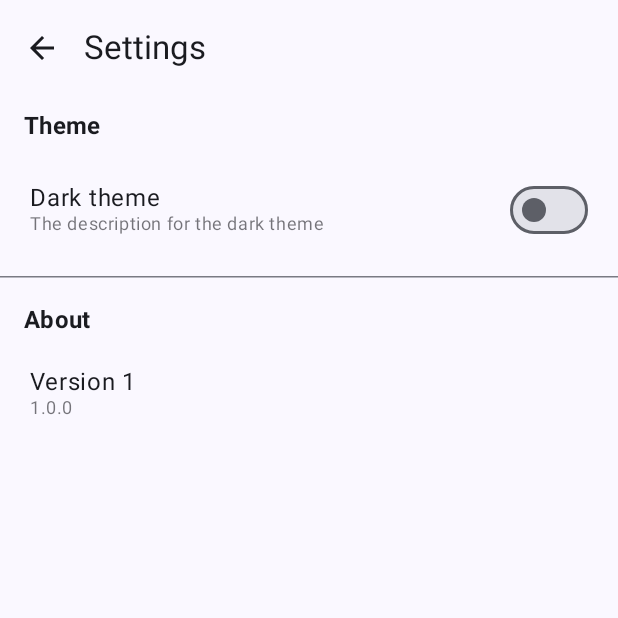
After one commit to MartvdZalm/KotobaTap, an Android app built with Jetpack Compose: the SettingsScreen screen opened through its navigation route, on a phone screen of 412 x 824 dp, the top half of it. The commit adds this screen. Run offline under Robolectric (Android 15) with nearby library versions, the phone set to English and light mode, and no system bars.

Commit message:
Updates: Dark Mode still in progress

```diff
--- a/app/src/main/java/com/example/kotobatap/MainActivity.kt
+++ b/app/src/main/java/com/example/kotobatap/MainActivity.kt
@@ -4,6 +4,7 @@ import android.os.Bundle
 import androidx.activity.ComponentActivity
 import androidx.activity.compose.setContent
 import androidx.activity.enableEdgeToEdge
+import androidx.navigation.compose.rememberNavController
 import com.example.kotobatap.ui.navigation.AppNavHost
 import com.example.kotobatap.ui.theme.KotobaTapTheme
 
@@ -13,7 +14,8 @@ class MainActivity : ComponentActivity() {
         enableEdgeToEdge()
         setContent {
             KotobaTapTheme {
-                AppNavHost()
+                val navController = rememberNavController()
+                AppNavHost(navController)
             }
         }
     }
--- a/app/src/main/java/com/example/kotobatap/TextProcessor.kt
+++ /dev/null
@@ -1,11 +0,0 @@
-package com.example.kotobatap
-
-class TextProcessor {
-    external fun highlightKanji(text: String): String
-
-    companion object {
-        init {
-            System.loadLibrary("textprocessor")
-        }
-    }
-}
--- a/app/src/main/java/com/example/kotobatap/ui/navigation/AppNavHost.kt
+++ b/app/src/main/java/com/example/kotobatap/ui/navigation/AppNavHost.kt
@@ -1,17 +1,17 @@
 package com.example.kotobatap.ui.navigation
 
 import androidx.compose.runtime.Composable
+import androidx.navigation.NavHostController
 import androidx.navigation.NavType
 import androidx.navigation.compose.NavHost
 import androidx.navigation.compose.composable
-import androidx.navigation.compose.rememberNavController
 import androidx.navigation.navArgument
 import com.example.kotobatap.ui.screens.HomeScreen
 import com.example.kotobatap.ui.screens.ReaderScreen
+import com.example.kotobatap.ui.screens.SettingsScreen
 
 @Composable
-fun AppNavHost() {
-    val navController = rememberNavController()
+fun AppNavHost(navController: NavHostController) {
 
     NavHost(
         navController = navController,
@@ -19,6 +19,7 @@ fun AppNavHost() {
     ) {
         composable("home") {
             HomeScreen(
+                navController = navController,
                 onNavigateToReader = { encodedUrl ->
                     navController.navigate("reader?url=$encodedUrl")
                 }
@@ -38,5 +39,9 @@ fun AppNavHost() {
                 onBack = { navController.popBackStack() }
             )
         }
+
+        composable("settings") {
+            SettingsScreen(onBack = { navController.popBackStack() })
+        }
     }
 }
--- a/app/src/main/java/com/example/kotobatap/ui/screens/HomeScreen.kt
+++ b/app/src/main/java/com/example/kotobatap/ui/screens/HomeScreen.kt
@@ -1,12 +1,21 @@
 package com.example.kotobatap.ui.screens
 
+import android.content.Intent
 import android.net.Uri
+import androidx.compose.foundation.BorderStroke
 import androidx.compose.foundation.layout.Column
+import androidx.compose.foundation.layout.Spacer
 import androidx.compose.foundation.layout.fillMaxWidth
+import androidx.compose.foundation.layout.height
 import androidx.compose.foundation.layout.padding
+import androidx.compose.foundation.rememberScrollState
+import androidx.compose.foundation.verticalScroll
 import androidx.compose.material3.Button
+import androidx.compose.material3.ButtonDefaults
 import androidx.compose.material3.DrawerValue
 import androidx.compose.material3.ExperimentalMaterial3Api
+import androidx.compose.material3.HorizontalDivider
+import androidx.compose.material3.MaterialTheme
 import androidx.compose.material3.ModalDrawerSheet
 import androidx.compose.material3.ModalNavigationDrawer
 import androidx.compose.material3.NavigationDrawerItem
@@ -20,14 +29,20 @@ import androidx.compose.runtime.mutableStateOf
 import androidx.compose.runtime.remember
 import androidx.compose.runtime.rememberCoroutineScope
 import androidx.compose.runtime.setValue
+import androidx.compose.ui.Alignment
 import androidx.compose.ui.Modifier
+import androidx.compose.ui.graphics.Color
+import androidx.compose.ui.platform.LocalContext
 import androidx.compose.ui.unit.dp
+import androidx.core.net.toUri
+import androidx.navigation.NavHostController
 import com.example.kotobatap.ui.components.AppHeader
 import kotlinx.coroutines.launch
 
 @OptIn(ExperimentalMaterial3Api::class)
 @Composable
 fun HomeScreen(
+    navController: NavHostController,
     onNavigateToReader: (String) -> Unit,
     modifier: Modifier = Modifier
 ) {
@@ -47,7 +62,12 @@ fun HomeScreen(
                 NavigationDrawerItem(
                     label = { Text("Settings") },
                     selected = false,
-                    onClick = {}
+                    onClick = {
+                        scope.launch {
+                            drawerState.close()
+                            navController.navigate("settings")
+                        }
+                    }
                 )
             }
         }
@@ -58,10 +78,14 @@ fun HomeScreen(
                     title = "KotobaTap",
                     onMenuClick = { scope.launch { drawerState.open() } }
                 )
+            },
+            bottomBar = {
+                AboutSection()
             }
         ) { innerPadding ->
             Column(
                 modifier = modifier
+                    .verticalScroll(rememberScrollState())
                     .padding(innerPadding)
                     .padding(16.dp)
             ) {
@@ -85,7 +109,74 @@ fun HomeScreen(
                 ) {
                     Text("Read Article")
                 }
+
+                Spacer(modifier = Modifier.height(24.dp))
+                HorizontalDivider()
+
+                QuickAccessPanel(onNavigate = onNavigateToReader)
             }
         }
     }
 }
+
+@Composable
+fun QuickAccessPanel(onNavigate: (String) -> Unit) {
+    Column(modifier = Modifier.padding(vertical = 16.dp)) {
+        Text(
+            text = "Quick Access",
+            style = MaterialTheme.typography.titleMedium,
+            modifier = Modifier.padding(bottom = 8.dp)
+        )
+
+        val quickLinks = listOf(
+            "NHK Easy News" to "https://www3.nhk.or.jp/news/easy/",
+            "NHK News" to "https://www3.nhk.or.jp/news/"
+        )
+
+        quickLinks.forEach { (name, url) ->
+            Button(
+                onClick = { onNavigate(url) },
+                modifier = Modifier
+                    .fillMaxWidth()
+                    .padding(vertical = 4.dp),
+                colors = ButtonDefaults.buttonColors(
+                    containerColor = MaterialTheme.colorScheme.secondaryContainer,
+                    contentColor = MaterialTheme.colorScheme.onSecondaryContainer
+                )
+            ) {
+                Text(name)
+            }
+        }
+    }
+}
+
+@Composable
+fun AboutSection() {
+    val context = LocalContext.current
+
+    Column(
+        Modifier
+            .fillMaxWidth()
+            .padding(16.dp),
+        horizontalAlignment = Alignment.CenterHorizontally
+    ) {
+        Text("This app is 100% free and open-source", style = MaterialTheme.typography.bodySmall)
+
+        Spacer(modifier = Modifier.height(8.dp))
+
+        Button(
+            onClick = {
+                val repoUrl = "https://github.com/MartvdZalm/KotobaTap"
+                val intent = Intent(Intent.ACTION_VIEW, repoUrl.toUri())
+                context.startActivity(intent)
+            },
+            colors = ButtonDefaults.buttonColors(
+                containerColor = Color.Transparent,
+                contentColor = MaterialTheme.colorScheme.primary
+            ),
+            border = BorderStroke(1.dp, MaterialTheme.colorScheme.primary)
+        ) {
+            Text("View on GitHub")
+        }
+    }
+}
--- /dev/null
+++ b/app/src/main/java/com/example/kotobatap/ui/screens/SettingsScreen.kt
@@ -0,0 +1,118 @@
+package com.example.kotobatap.ui.screens
+
+import androidx.compose.foundation.layout.Arrangement
+import androidx.compose.foundation.layout.Column
+import androidx.compose.foundation.layout.Row
+import androidx.compose.foundation.layout.fillMaxWidth
+import androidx.compose.foundation.layout.padding
+import androidx.compose.foundation.rememberScrollState
+import androidx.compose.foundation.verticalScroll
+import androidx.compose.material3.HorizontalDivider
+import androidx.compose.material3.MaterialTheme
+import androidx.compose.material3.Scaffold
+import androidx.compose.material3.Switch
+import androidx.compose.material3.Text
+import androidx.compose.runtime.Composable
+import androidx.compose.ui.Alignment
+import androidx.compose.ui.Modifier
+import androidx.compose.ui.text.font.FontWeight
+import androidx.compose.ui.unit.dp
+import androidx.lifecycle.viewmodel.compose.viewModel
+import com.example.kotobatap.ui.components.AppHeader
+import com.example.kotobatap.viewmodels.SettingsViewModel
+
+@Composable
+fun SettingsScreen(
+    onBack: () -> Unit
+) {
+    val settingsViewModel: SettingsViewModel = viewModel()
+
+    Scaffold(
+        topBar = {
+            AppHeader(
+                title = "Settings",
+                showBackButton = true,
+                onBackClick = onBack
+            )
+        }
+    ) { padding ->
+        Column(
+            modifier = Modifier
+                .padding(padding)
+                .verticalScroll(rememberScrollState())
+        ) {
+            SettingsSection(title = "Theme") {
+                SettingItem(
+                    title = "Dark theme",
+                    description = "The description for the dark theme",
+                    action = {
+                        Switch(
+                            checked = settingsViewModel.isDarkTheme,
+                            onCheckedChange = { settingsViewModel.toggleTheme() }
+                        )
+                    }
+                )
+            }
+
+            HorizontalDivider(modifier = Modifier.padding(vertical = 8.dp))
+
+            SettingsSection(title = "About") {
+                SettingItem(
+                    title = "Version 1",
+                    description = "1.0.0",
+                    action = {}
+                )
+            }
+        }
+    }
+}
+
+@Composable
+private fun SettingsSection(
+    title: String,
+    content: @Composable () -> Unit
+) {
+    Column(
+        modifier = Modifier.padding(horizontal = 16.dp)
+    ) {
+        Text(
+            text = title,
+            style = MaterialTheme.typography.titleMedium,
+            fontWeight = FontWeight.Bold,
+            modifier = Modifier.padding(vertical = 8.dp)
+        )
+        content()
+    }
+}
+
+@Composable
+private fun SettingItem(
+    title: String,
+    description: String? = null,
+    action: @Composable () -> Unit
+) {
+    Row(
+        modifier = Modifier
+            .fillMaxWidth()
+            .padding(vertical = 12.dp, horizontal = 4.dp),
+        verticalAlignment = Alignment.CenterVertically,
+        horizontalArrangement = Arrangement.SpaceBetween
+    ) {
+        Column(
+            modifier = Modifier.weight(1f)
+        ) {
+            Text(
+                text = title,
+                style = MaterialTheme.typography.bodyLarge
+            )
+            if (description != null) {
+                Text(
+                    text = description,
+                    style = MaterialTheme.typography.bodySmall,
+                    color = MaterialTheme.colorScheme.onSurface.copy(alpha = 0.6f)
+                )
+            }
+        }
+        action()
+    }
+}
--- a/app/src/main/java/com/example/kotobatap/ui/theme/Theme.kt
+++ b/app/src/main/java/com/example/kotobatap/ui/theme/Theme.kt
@@ -1,6 +1,5 @@
 package com.example.kotobatap.ui.theme
 
-import android.app.Activity
 import android.os.Build
 import androidx.compose.foundation.isSystemInDarkTheme
 import androidx.compose.material3.MaterialTheme
--- /dev/null
+++ b/app/src/main/java/com/example/kotobatap/viewmodels/SettingsViewModel.kt
@@ -0,0 +1,18 @@
+package com.example.kotobatap.viewmodels
+
+import androidx.compose.runtime.Composable
+import androidx.compose.runtime.getValue
+import androidx.compose.runtime.mutableStateOf
+import androidx.compose.runtime.saveable.rememberSaveable
+import androidx.compose.runtime.setValue
+import androidx.compose.ui.platform.LocalContext
+import androidx.lifecycle.ViewModel
+
+class SettingsViewModel : ViewModel() {
+    var isDarkTheme by mutableStateOf(false)
+        private set
+
+    fun toggleTheme() {
+        isDarkTheme = !isDarkTheme
+    }
+}
```
